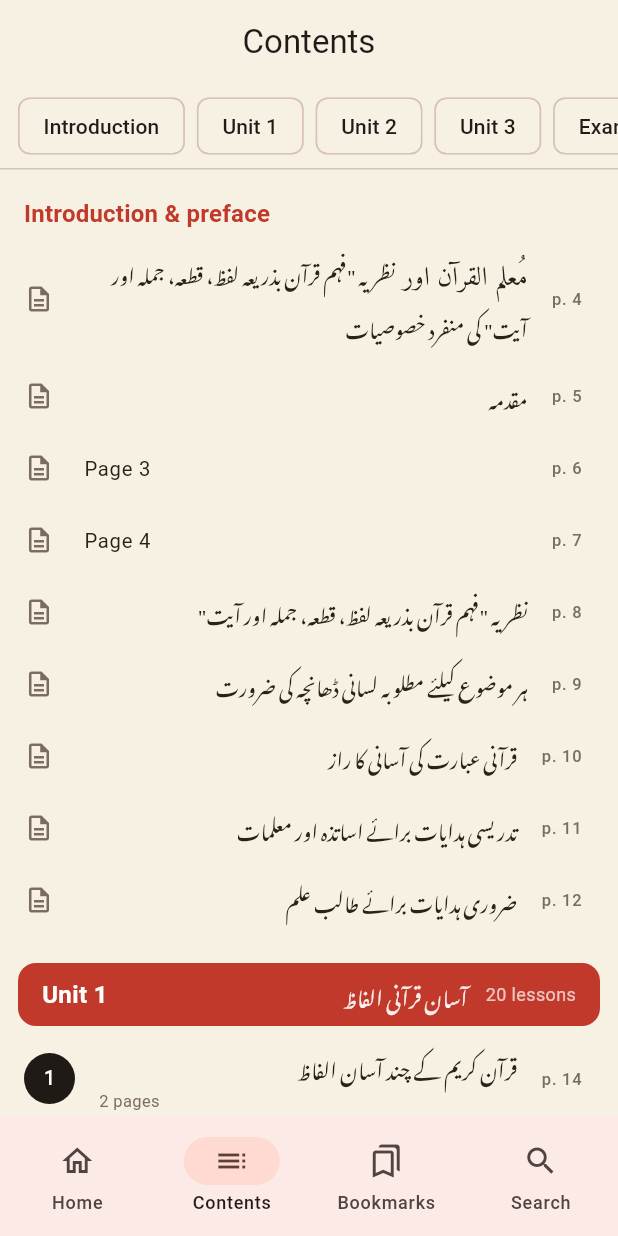
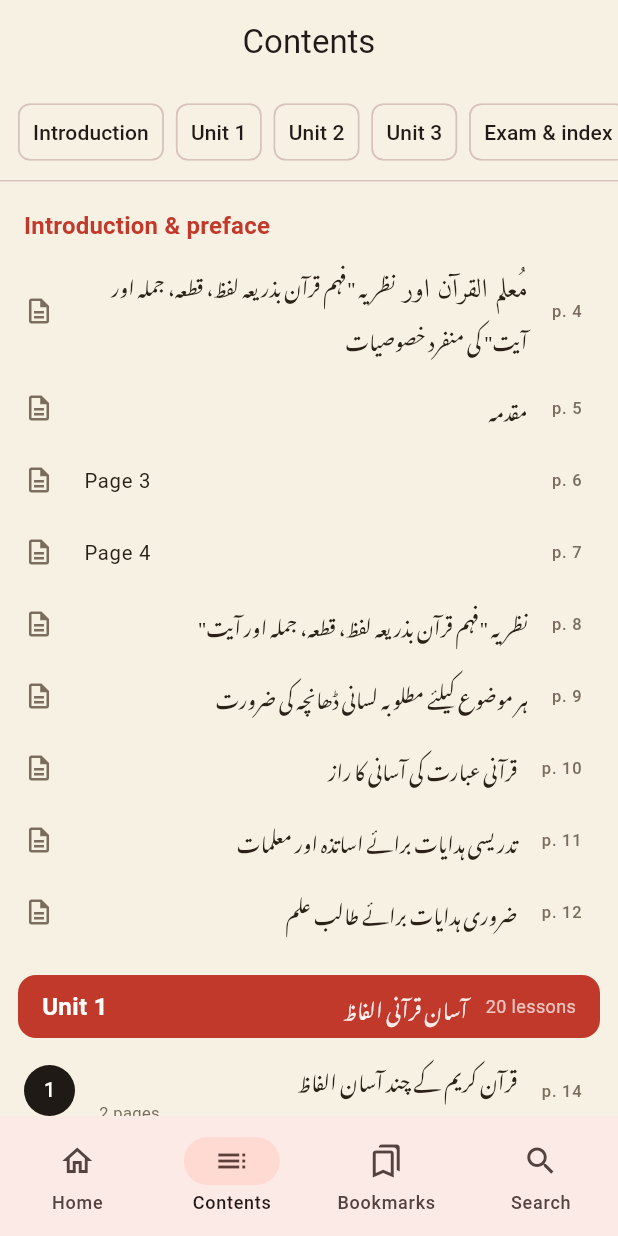
Before and after one commit to rizwanvadsariya/digital-books-fyp-2026, a Flutter app: the screen it shows after launch, item 2 of the bottom bar chosen, on a phone screen of 412 x 824 dp. Run offline on Flutter 3.47's test engine with Material 3 defaults, Android fonts, the phone set to English and light mode, and no system bars; our stand-ins replace equatable, flutter_bloc, shared_preferences.

Commit message:
refactor: update table of contents chip layout and apply code formatting

```diff
--- a/lib/main.dart
+++ b/lib/main.dart
@@ -24,8 +24,13 @@ Future<void> main() async {
 
 void _registerFontLicenses() {
   LicenseRegistry.addLicense(() async* {
-    for (final (font, file) in [('Amiri', 'OFL-Amiri.txt'), ('Noto Nastaliq Urdu', 'OFL-NotoNastaliqUrdu.txt')]) {
-      yield LicenseEntryWithLineBreaks([font], await rootBundle.loadString('assets/fonts/$file'));
+    for (final (font, file) in [
+      ('Amiri', 'OFL-Amiri.txt'),
+      ('Noto Nastaliq Urdu', 'OFL-NotoNastaliqUrdu.txt'),
+    ]) {
+      yield LicenseEntryWithLineBreaks([
+        font,
+      ], await rootBundle.loadString('assets/fonts/$file'));
     }
   });
 }
@@ -49,7 +54,10 @@ class _MuallimAppState extends State<MuallimApp> {
     super.initState();
     // Answers are saved on a short debounce; make sure nothing is lost if the
     // app is backgrounded or closed mid-typing.
-    _lifecycle = AppLifecycleListener(onHide: _answers.flush, onDetach: _answers.flush);
+    _lifecycle = AppLifecycleListener(
+      onHide: _answers.flush,
+      onDetach: _answers.flush,
+    );
   }
 
   @override
@@ -68,17 +76,26 @@ class _MuallimAppState extends State<MuallimApp> {
         BlocProvider.value(value: _answers),
       ],
       child: BlocBuilder<SettingsCubit, ReaderSettings>(
-        buildWhen: (a, b) => a.theme != b.theme || a.fontScale != b.fontScale || a.language != b.language,
+        buildWhen: (a, b) =>
+            a.theme != b.theme ||
+            a.fontScale != b.fontScale ||
+            a.language != b.language,
         builder: (context, settings) => MaterialApp(
           onGenerateTitle: (context) => context.l10n.appTitle,
           debugShowCheckedModeBanner: false,
           theme: buildAppTheme(settings),
           // Only the interface follows this locale; book content is always
           // rendered in its own Urdu/Arabic, right-to-left.
-          locale: settings.language.code == null ? null : Locale(settings.language.code!),
+          locale: settings.language.code == null
+              ? null
+              : Locale(settings.language.code!),
           // Urdu first so unsupported device languages fall back to Urdu.
           supportedLocales: AppLocalizations.supportedLocales.toList()
-            ..sort((a, b) => a.languageCode == 'ur' ? -1 : (b.languageCode == 'ur' ? 1 : 0)),
+            ..sort(
+              (a, b) => a.languageCode == 'ur'
+                  ? -1
+                  : (b.languageCode == 'ur' ? 1 : 0),
+            ),
           localizationsDelegates: AppLocalizations.localizationsDelegates,
           builder: (context, child) => Theme(
             data: withUiFont(Theme.of(context), urdu: context.isUrduUi),
--- a/lib/screens/table_of_contents_screen.dart
+++ b/lib/screens/table_of_contents_screen.dart
@@ -29,7 +29,11 @@ class TableOfContentsScreen extends StatelessWidget {
 /// Unit → lesson → page navigation generated from every page's unit/lesson
 /// fields, plus the book's own printed contents page.
 class TableOfContentsView extends StatefulWidget {
-  const TableOfContentsView({super.key, required this.onOpen, this.currentIndex});
+  const TableOfContentsView({
+    super.key,
+    required this.onOpen,
+    this.currentIndex,
+  });
 
   final ValueChanged<int> onOpen;
   final int? currentIndex;
@@ -46,7 +50,11 @@ class _TableOfContentsViewState extends State<TableOfContentsView> {
   void _scrollTo(String id) {
     final ctx = _sectionKeys[id]?.currentContext;
     if (ctx != null) {
-      Scrollable.ensureVisible(ctx, duration: const Duration(milliseconds: 350), curve: Curves.easeOut);
+      Scrollable.ensureVisible(
+        ctx,
+        duration: const Duration(milliseconds: 350),
+        curve: Curves.easeOut,
+      );
     }
   }
 
@@ -55,10 +63,16 @@ class _TableOfContentsViewState extends State<TableOfContentsView> {
     final book = context.read<BookCubit>().state.book!;
     final bookTheme = BookTheme.of(context);
     final l = context.l10n;
-    final frontMatter = [for (final p in book.pages) if (p.unit == null && p.pageKind == null) p];
+    final frontMatter = [
+      for (final p in book.pages)
+        if (p.unit == null && p.pageKind == null) p,
+    ];
     final extras = [
       for (final p in book.pages)
-        if (p.pageKind != null && p.pageKind != 'unit_cover' && p.pageKind != 'pre_lesson') p,
+        if (p.pageKind != null &&
+            p.pageKind != 'unit_cover' &&
+            p.pageKind != 'pre_lesson')
+          p,
     ];
     final printedToc = book.firstPageOfKind('table_of_contents');
 
@@ -71,18 +85,21 @@ class _TableOfContentsViewState extends State<TableOfContentsView> {
 
     return Column(
       children: [
-        SizedBox(
-          height: 56,
-          child: ListView(
+        SingleChildScrollView(
           scrollDirection: Axis.horizontal,
           padding: const EdgeInsets.symmetric(horizontal: 12, vertical: 8),
-            children: [
-              for (final (id, label) in chips)
-                Padding(
+          child: Row(
+            children: List.generate(chips.length, (index) {
+              final (id, label) = chips[index];
+              return Padding(
                 padding: const EdgeInsetsDirectional.only(end: 8),
-                  child: ActionChip(label: Text(label), onPressed: () => _scrollTo(id)),
+                child: ActionChip(
+                  labelPadding: const EdgeInsets.symmetric(horizontal: 1),
+                  label: Text(label),
+                  onPressed: () => _scrollTo(id),
                 ),
-            ],
+              );
+            }),
           ),
         ),
         const Divider(height: 1),
@@ -109,9 +126,11 @@ class _TableOfContentsViewState extends State<TableOfContentsView> {
                   for (final lesson in unit.lessons)
                     _LessonTile(
                       lesson: lesson,
-                      selected: widget.currentIndex != null &&
+                      selected:
+                          widget.currentIndex != null &&
                           widget.currentIndex! >= lesson.firstPageIndex &&
-                          widget.currentIndex! < lesson.firstPageIndex + lesson.pageCount,
+                          widget.currentIndex! <
+                              lesson.firstPageIndex + lesson.pageCount,
                       onTap: () => widget.onOpen(lesson.firstPageIndex),
                     ),
                 ],
@@ -131,7 +150,9 @@ class _TableOfContentsViewState extends State<TableOfContentsView> {
                       leading: row.$2,
                       printedPage: row.$3,
                       onTap: () {
-                        final i = row.$3 == null ? null : book.indexForPrintedPage(row.$3!);
+                        final i = row.$3 == null
+                            ? null
+                            : book.indexForPrintedPage(row.$3!);
                         if (i != null) widget.onOpen(i);
                       },
                     ),
@@ -155,7 +176,13 @@ class _TableOfContentsViewState extends State<TableOfContentsView> {
   static String? _pageTitle(BookPage p) {
     for (final b in p.blocks) {
       if (b is TextBlock &&
-          const {'title', 'section_heading', 'heading', 'book_title', 'subheading'}.contains(b.type)) {
+          const {
+            'title',
+            'section_heading',
+            'heading',
+            'book_title',
+            'subheading',
+          }.contains(b.type)) {
         return b.text;
       }
     }
@@ -180,7 +207,11 @@ class _SectionHeader extends StatelessWidget {
     final book = BookTheme.of(context);
     return Padding(
       padding: const EdgeInsets.fromLTRB(16, 18, 16, 4),
-      child: Text(title, style: Theme.of(context).textTheme.titleMedium?.copyWith(color: book.red, fontWeight: FontWeight.bold)),
+      child: Text(
+        title,
+        style: Theme.of(context).textTheme.titleMedium
+            ?.copyWith(color: book.red, fontWeight: FontWeight.bold),
+      ),
     );
   }
 }
@@ -208,15 +239,28 @@ class _UnitHeader extends StatelessWidget {
               children: [
                 Text(
                   context.l10n.unitN('${unit.unit}'),
-                  style: const TextStyle(fontSize: 16, fontWeight: FontWeight.bold, color: Colors.white),
+                  style: const TextStyle(
+                    fontSize: 16,
+                    fontWeight: FontWeight.bold,
+                    color: Colors.white,
+                  ),
                 ),
                 const SizedBox(width: 12),
                 if (unit.title != null)
-                  Expanded(child: ScriptText(unit.title!, size: 14, color: Colors.white.withValues(alpha: 0.9)))
+                  Expanded(
+                    child: ScriptText(
+                      unit.title!,
+                      size: 14,
+                      color: Colors.white.withValues(alpha: 0.9),
+                    ),
+                  )
                 else
                   const Spacer(),
                 const SizedBox(width: 12),
-                Text(context.l10n.lessonsCount(unit.lessons.length), style: const TextStyle(color: Colors.white70, fontSize: 12)),
+                Text(
+                  context.l10n.lessonsCount(unit.lessons.length),
+                  style: const TextStyle(color: Colors.white70, fontSize: 12),
+                ),
               ],
             ),
           ),
@@ -227,7 +271,11 @@ class _UnitHeader extends StatelessWidget {
 }
 
 class _LessonTile extends StatelessWidget {
-  const _LessonTile({required this.lesson, required this.selected, required this.onTap});
+  const _LessonTile({
+    required this.lesson,
+    required this.selected,
+    required this.onTap,
+  });
 
   final LessonEntry lesson;
   final bool selected;
@@ -245,13 +293,24 @@ class _LessonTile extends StatelessWidget {
         backgroundColor: selected ? book.red : book.badgeBg,
         child: Text(
           lesson.lessonLabel,
-          style: TextStyle(color: selected ? Colors.white : book.badgeFg, fontSize: lesson.lessonLabel.length > 2 ? 10 : 13),
+          style: TextStyle(
+            color: selected ? Colors.white : book.badgeFg,
+            fontSize: lesson.lessonLabel.length > 2 ? 10 : 13,
           ),
         ),
-      title: lesson.title != null ? ScriptText(lesson.title!, size: 14) : Text(l.lessonN(lesson.lessonLabel)),
-      subtitle: Text(l.pagesCount(lesson.pageCount), style: TextStyle(color: book.muted, fontSize: 11)),
+      ),
+      title: lesson.title != null
+          ? ScriptText(lesson.title!, size: 14)
+          : Text(l.lessonN(lesson.lessonLabel)),
+      subtitle: Text(
+        l.pagesCount(lesson.pageCount),
+        style: TextStyle(color: book.muted, fontSize: 11),
+      ),
       trailing: lesson.printedPage != null
-          ? Text(l.pageShort(lesson.printedPage!), style: TextStyle(color: book.muted))
+          ? Text(
+              l.pageShort(lesson.printedPage!),
+              style: TextStyle(color: book.muted),
+            )
           : null,
     );
   }
@@ -280,10 +339,22 @@ class _PageTile extends StatelessWidget {
       selected: selected,
       onTap: onTap,
       leading: leading != null
-          ? SizedBox(width: 36, child: Text(leading!, textAlign: TextAlign.center, style: TextStyle(color: book.red)))
+          ? SizedBox(
+              width: 36,
+              child: Text(
+                leading!,
+                textAlign: TextAlign.center,
+                style: TextStyle(color: book.red),
+              ),
+            )
           : Icon(Icons.description_outlined, color: book.muted, size: 20),
       title: ScriptText(title, size: 13.5),
-      trailing: printedPage != null ? Text(context.l10n.pageShort(printedPage!), style: TextStyle(color: book.muted)) : null,
+      trailing: printedPage != null
+          ? Text(
+              context.l10n.pageShort(printedPage!),
+              style: TextStyle(color: book.muted),
+            )
+          : null,
     );
   }
 }
--- a/lib/theme/book_theme.dart
+++ b/lib/theme/book_theme.dart
@@ -1,4 +1,3 @@
-
 import 'package:flutter/material.dart';
 
 import '../models/reader_settings.dart';
@@ -109,7 +108,12 @@ class BookTheme extends ThemeExtension<BookTheme> {
       Theme.of(context).extension<BookTheme>() ?? paperTheme;
 
   /// Quranic / vocalised Arabic. Amiri renders stacked harakat correctly.
-  TextStyle arabic({double size = 22, bool bold = false, Color? color, double height = 1.9}) => TextStyle(
+  TextStyle arabic({
+    double size = 22,
+    bool bold = false,
+    Color? color,
+    double height = 1.9,
+  }) => TextStyle(
     fontFamily: arabicFont,
     fontFamilyFallback: const [urduFont],
     fontSize: size * fontScale,
@@ -120,7 +124,12 @@ class BookTheme extends ThemeExtension<BookTheme> {
 
   /// Urdu prose in Nastaliq. The font is variable, so weight is set through
   /// the `wght` axis as well as [FontWeight].
-  TextStyle urdu({double size = 15, bool bold = false, Color? color, double height = 2.15}) => TextStyle(
+  TextStyle urdu({
+    double size = 15,
+    bool bold = false,
+    Color? color,
+    double height = 2.15,
+  }) => TextStyle(
     fontFamily: urduFont,
     fontFamilyFallback: const [arabicFont],
     fontSize: size * fontScale,
@@ -132,8 +141,12 @@ class BookTheme extends ThemeExtension<BookTheme> {
 
   /// Arabic runs are set larger than Urdu runs of the same "size" because
   /// Naskh reads smaller than Nastaliq at equal point size.
-  TextStyle forScript(Script script, {double size = 15, bool bold = false, Color? color}) =>
-      script == Script.arabic
+  TextStyle forScript(
+    Script script, {
+    double size = 15,
+    bool bold = false,
+    Color? color,
+  }) => script == Script.arabic
       ? arabic(size: size * arabicScale, bold: bold, color: color)
       : urdu(size: size, bold: bold, color: color);
 
@@ -156,8 +169,7 @@ class BookTheme extends ThemeExtension<BookTheme> {
     Color? incorrect,
     Color? fieldLine,
     double? fontScale,
-  }) =>
-      BookTheme(
+  }) => BookTheme(
     paper: paper ?? this.paper,
     paperShade: paperShade ?? this.paperShade,
     ink: ink ?? this.ink,
@@ -228,7 +240,10 @@ ThemeData withUiFont(ThemeData theme, {required bool urdu}) {
   TextTheme apply(TextTheme t) => urdu
       ? t.apply(fontFamily: urduFont, fontFamilyFallback: const [arabicFont])
       : t.apply(fontFamilyFallback: const [urduFont, arabicFont]);
-  return theme.copyWith(textTheme: apply(theme.textTheme), primaryTextTheme: apply(theme.primaryTextTheme));
+  return theme.copyWith(
+    textTheme: apply(theme.textTheme),
+    primaryTextTheme: apply(theme.primaryTextTheme),
+  );
 }
 
 /// Style for interface text shown on a book page (hints, labels), in the
```
Lines whose indentation alone changed are shown as unchanged.
